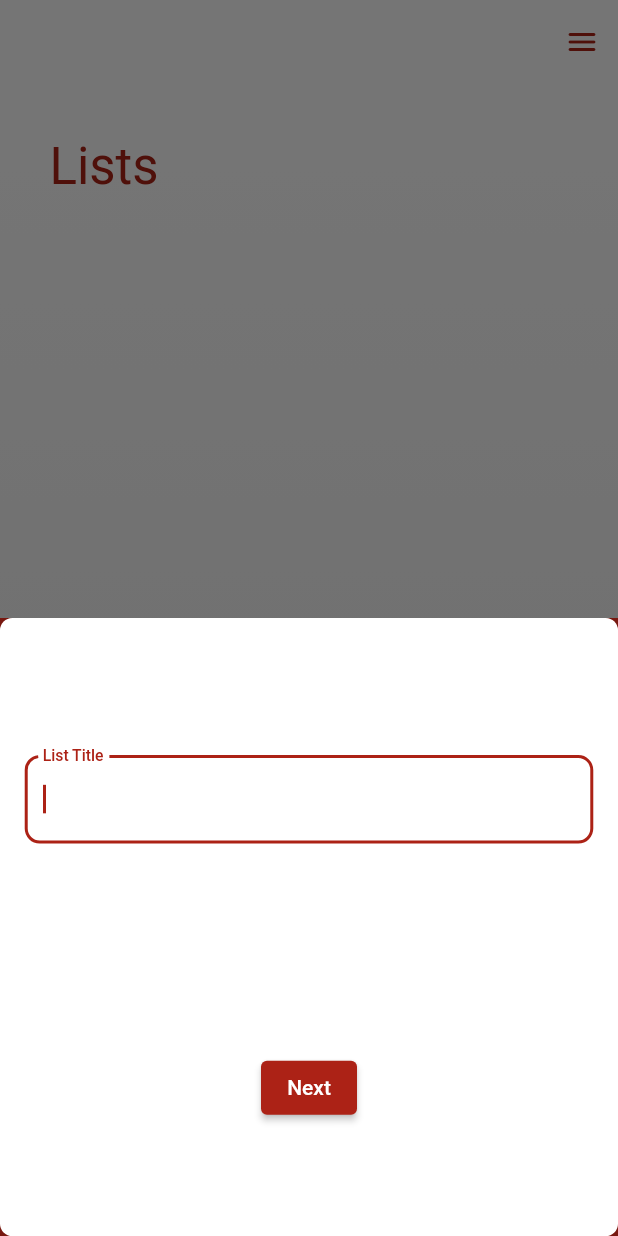
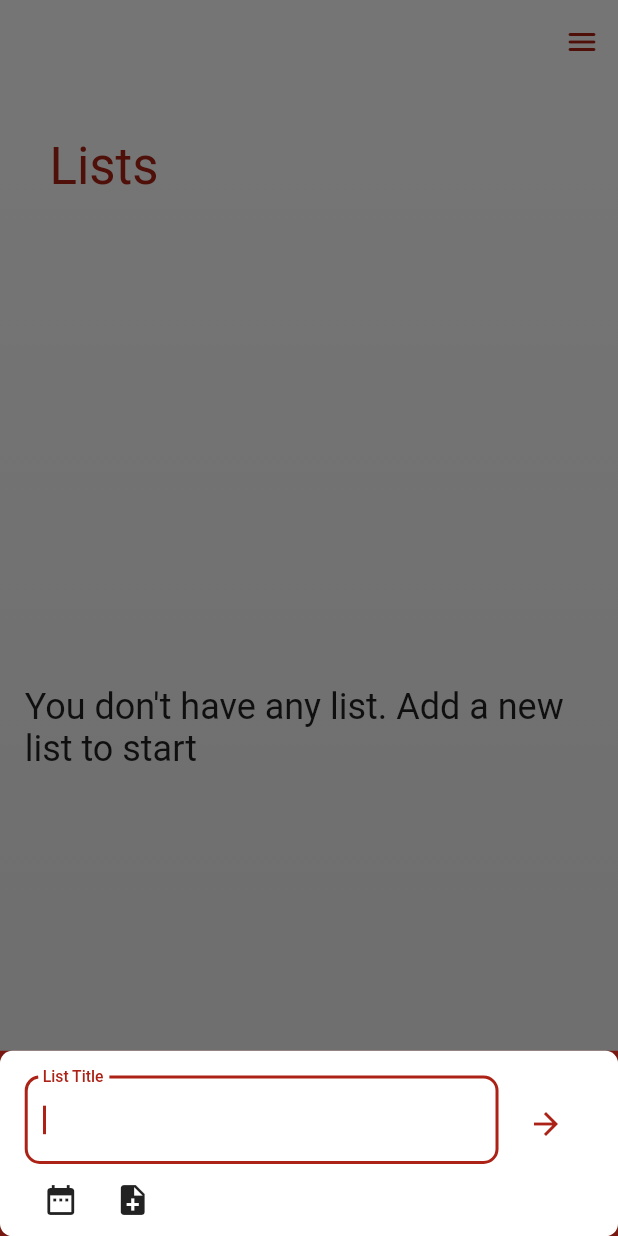
Before and after one commit to egemenongel/todeer, a Flutter app: the screen it shows once a user with an empty profile is signed in, after a tap on the "add" icon, on a phone screen of 412 x 824 dp. Run offline on Flutter 3.47's test engine with Material 2 defaults, Android fonts, the phone set to English and light mode, and no system bars; our stand-ins replace cloud_firestore, firebase_auth, firebase_core, flutter_slidable; accounts and stored records are empty.

Commit message:
Update add list bottom sheet UI

```diff
--- a/lib/features/views/home/add_list/add_list_view.dart
+++ b/lib/features/views/home/add_list/add_list_view.dart
@@ -1,14 +1,22 @@
 import 'package:flutter/material.dart';
+
 import 'package:to_deer/core/contants/form_constants.dart';
 import 'package:to_deer/core/extension/context_extension.dart';
 import 'package:to_deer/features/models/list.dart';
 import 'package:to_deer/features/views/home/add_tasks/add_tasks_view.dart';
 
-class AddListView extends StatelessWidget {
-  AddListView({Key? key}) : super(key: key);
+class AddListView extends StatefulWidget {
+  const AddListView({Key? key}) : super(key: key);
+
+  @override
+  State<AddListView> createState() => _AddListViewState();
+}
+
+class _AddListViewState extends State<AddListView> {
   final listTitle = TextEditingController();
+  final _formKey = GlobalKey<FormState>();
   final deadline = TextEditingController();
-  static final _formKey = GlobalKey<FormState>();
+
   @override
   Widget build(BuildContext context) {
     return Container(
@@ -16,7 +24,6 @@ class AddListView extends StatelessWidget {
           borderRadius: BorderRadius.all(context.lowRadius),
           color: context.colors.secondary,
         ),
-      height: context.height / 2,
         padding: EdgeInsets.only(
             bottom: context.mediaQuery.viewInsets.bottom,
             left: context.normalValue,
@@ -24,16 +31,22 @@ class AddListView extends StatelessWidget {
             top: context.normalValue),
         child: Column(
           mainAxisSize: MainAxisSize.min,
-        mainAxisAlignment: MainAxisAlignment.center,
           children: [
-          Flexible(flex: 1, child: buildForm(context)),
-          Flexible(
+            Row(
+              crossAxisAlignment: CrossAxisAlignment.start,
+              children: [
+                Expanded(
+                  flex: 5,
+                  child: buildForm(context),
+                ),
+                Expanded(
                   flex: 1,
                   child: buildNextButton(context),
                 ),
               ],
             ),
-    );
+          ],
+        ));
   }
 
   Form buildForm(BuildContext context) {
@@ -57,7 +70,32 @@ class AddListView extends StatelessWidget {
             validator: (val) =>
                 listTitle.text.isEmpty ? "Please enter a list title" : null,
           ),
-          // const Spacer(),
+          Row(
+            children: [
+              IconButton(
+                onPressed: () => showDatePicker(
+                  context: context,
+                  initialDate: DateTime.now(),
+                  firstDate: DateTime(2000),
+                  lastDate: DateTime(2050),
+                ),
+                icon: const Icon(
+                  Icons.date_range,
+                ),
+              ),
+              IconButton(
+                onPressed: () => showDatePicker(
+                  context: context,
+                  initialDate: DateTime.now(),
+                  firstDate: DateTime(2000),
+                  lastDate: DateTime(2050),
+                ),
+                icon: const Icon(
+                  Icons.note_add,
+                ),
+              ),
+            ],
+          ),
           // DateField(
           //   labelText: "Deadline",
           //   controller: deadline,
@@ -67,11 +105,10 @@ class AddListView extends StatelessWidget {
     );
   }
 
-  Row buildNextButton(BuildContext context) {
-    return Row(
-      mainAxisAlignment: MainAxisAlignment.center,
-      children: [
-        ElevatedButton(
+  Padding buildNextButton(BuildContext context) {
+    return Padding(
+      padding: context.paddingLow,
+      child: IconButton(
         onPressed: () {
           if (_formKey.currentState!.validate()) {
             ListModel list = ListModel(
@@ -84,9 +121,11 @@ class AddListView extends StatelessWidget {
                     builder: (context) => AddTasksView(list: list)));
           }
         },
-          child: const Text("Next"),
+        icon: Icon(
+          Icons.arrow_forward,
+          color: context.colors.primary,
         ),
-      ],
+      ),
     );
   }
 }
--- a/lib/features/views/home/home/home_view.dart
+++ b/lib/features/views/home/home/home_view.dart
@@ -15,6 +15,7 @@ class HomeView extends StatelessWidget {
   @override
   Widget build(BuildContext context) {
     return Scaffold(
+      resizeToAvoidBottomInset: false,
       key: _key,
       endDrawer: const HomeDrawer(),
       appBar: HomeAppBar(
@@ -115,7 +116,7 @@ class HomeView extends StatelessWidget {
       onPressed: () => showModalBottomSheet(
         isScrollControlled: true,
         context: context,
-        builder: (context) => AddListView(),
+        builder: (context) => const AddListView(),
       ),
       // Navigator.push(
       //   context,
```
Lines whose indentation alone changed are shown as unchanged.
